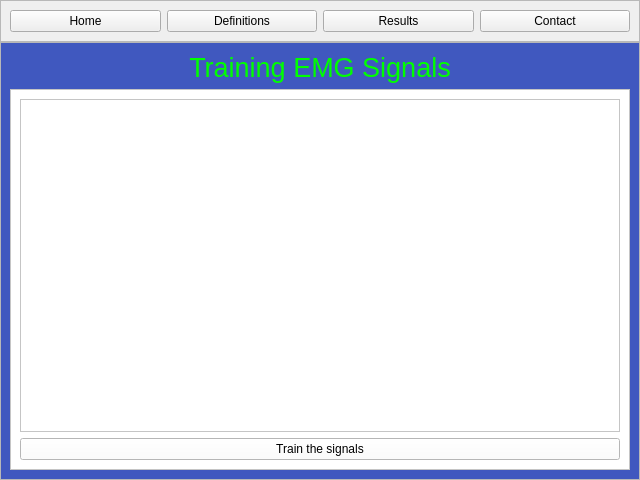
This is train_emg_data.ui in Calima94/Train_Myo_Signals as Qt 5 draws it before an edit. The edited form follows.
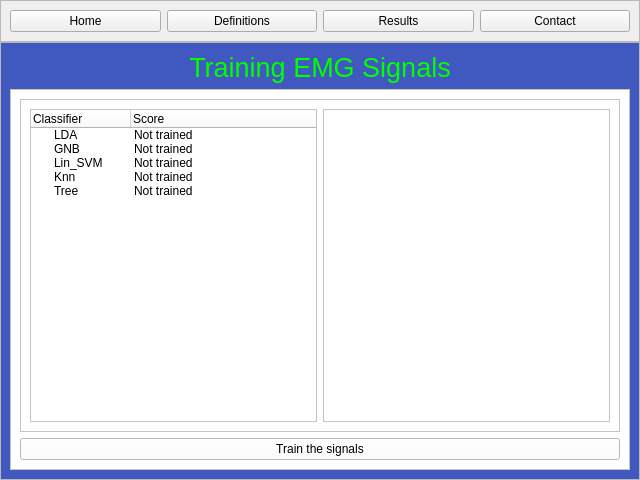
This is the edited form. The open tabs and pages were chosen to show the change.

Commit message: main_window_classifiers

Patch:
```diff
--- a/train_emg_data.ui
+++ b/train_emg_data.ui
@@ -145,6 +145,78 @@
                <property name="frameShadow">
                 <enum>QFrame::Raised</enum>
                </property>
+               <layout class="QHBoxLayout" name="horizontalLayout_22">
+                <item>
+                 <widget class="QTreeWidget" name="treeWidget">
+                  <property name="sizePolicy">
+                   <sizepolicy hsizetype="Preferred" vsizetype="Expanding">
+                    <horstretch>0</horstretch>
+                    <verstretch>0</verstretch>
+                   </sizepolicy>
+                  </property>
+                  <column>
+                   <property name="text">
+                    <string>Classifier</string>
+                   </property>
+                  </column>
+                  <column>
+                   <property name="text">
+                    <string>Score</string>
+                   </property>
+                  </column>
+                  <item>
+                   <property name="text">
+                    <string>LDA</string>
+                   </property>
+                   <property name="text">
+                    <string>Not trained</string>
+                   </property>
+                  </item>
+                  <item>
+                   <property name="text">
+                    <string>GNB</string>
+                   </property>
+                   <property name="text">
+                    <string>Not trained</string>
+                   </property>
+                  </item>
+                  <item>
+                   <property name="text">
+                    <string>Lin_SVM</string>
+                   </property>
+                   <property name="text">
+                    <string>Not trained</string>
+                   </property>
+                  </item>
+                  <item>
+                   <property name="text">
+                    <string>Knn</string>
+                   </property>
+                   <property name="text">
+                    <string>Not trained</string>
+                   </property>
+                  </item>
+                  <item>
+                   <property name="text">
+                    <string>Tree</string>
+                   </property>
+                   <property name="text">
+                    <string>Not trained</string>
+                   </property>
+                  </item>
+                 </widget>
+                </item>
+                <item>
+                 <widget class="QFrame" name="frame_15">
+                  <property name="frameShape">
+                   <enum>QFrame::StyledPanel</enum>
+                  </property>
+                  <property name="frameShadow">
+                   <enum>QFrame::Raised</enum>
+                  </property>
+                 </widget>
+                </item>
+               </layout>
               </widget>
              </item>
              <item>
```
Left out of the diff: 2 changed lines with no effect on the pictures. The commit also changes 5 other files.
